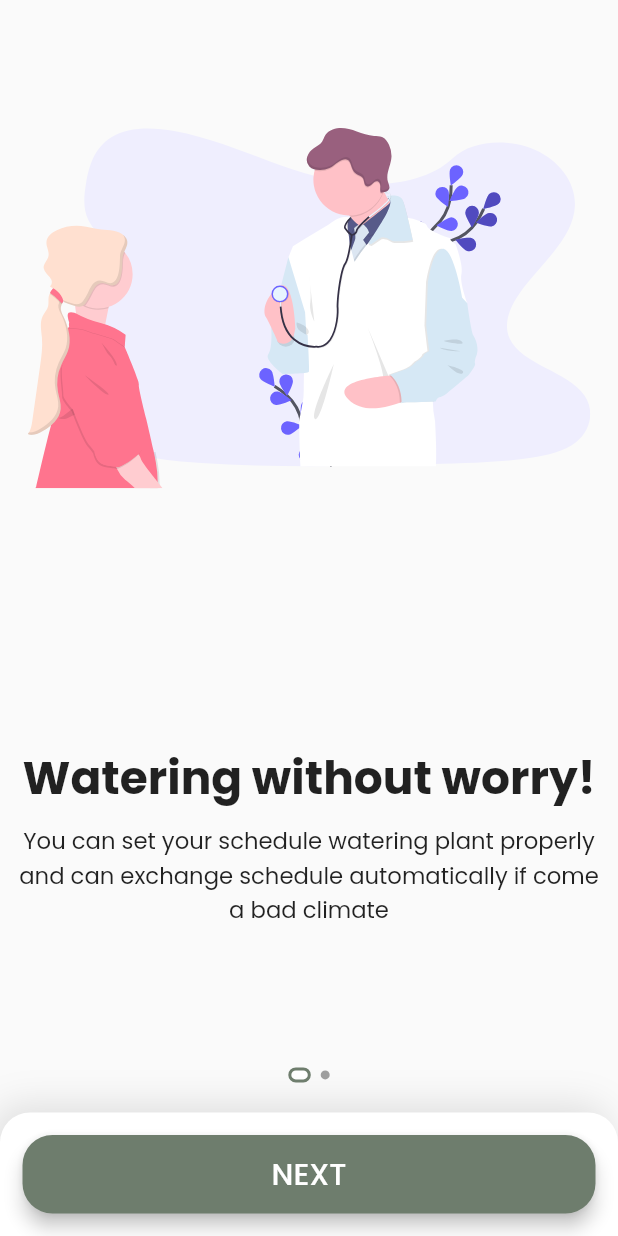
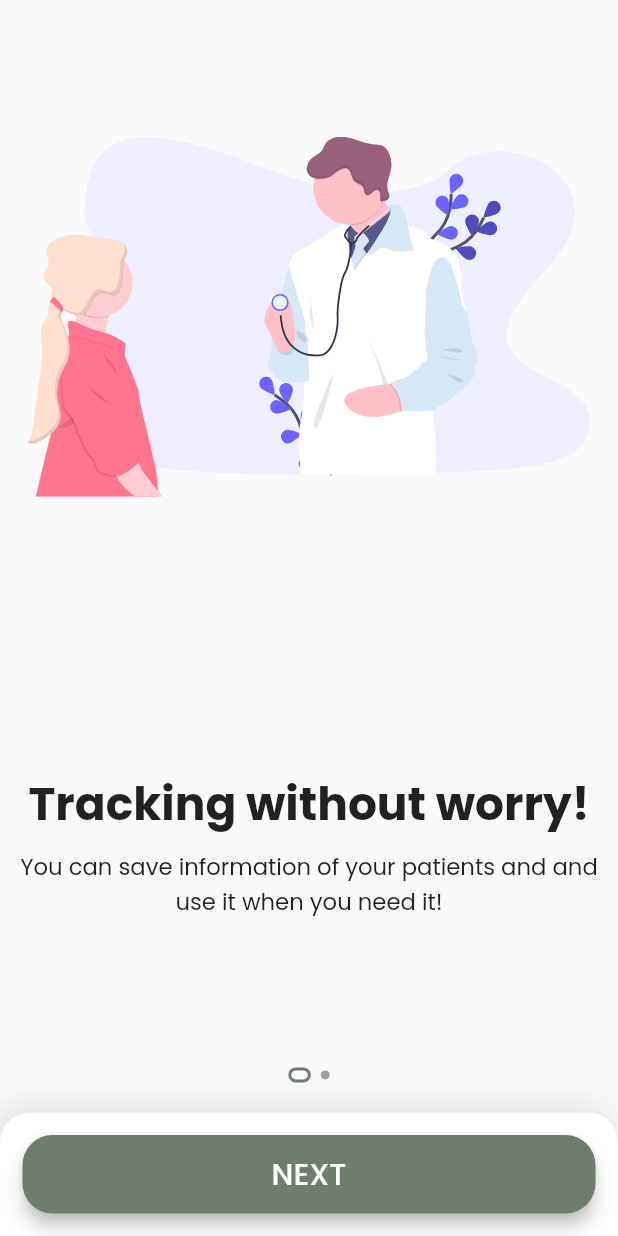
Before and after one commit to volalm15/medec, a Flutter app: the screen it shows after launch, on a phone screen of 412 x 824 dp. Run offline on Flutter 3.47's test engine with Material 2 defaults, Android fonts, the phone set to English and light mode, and no system bars; our stand-ins replace firebase_auth, firebase_core, firebase_database, flutter_local_notifications, flutter_svg, font_awesome_flutter and 3 more; missing offline and left inert: android_intent; accounts and stored records are empty; generated files the repository leaves out were written again.

Commit message:
Nearly finished app release

```diff
--- a/lib/constants.dart
+++ b/lib/constants.dart
@@ -7,15 +7,12 @@ class Constants {
   static const String OPEN_SANS = "OpenSans";
   static const String SKIP = "Skip";
   static const String NEXT = "Next";
-  static const String SLIDER_HEADING_1 = "Watering without worry!";
-  static const String SLIDER_HEADING_2 = "Get Information About Your Plants!";
-  static const String SLIDER_HEADING_3 = "Build & Share with Community";
+  static const String SLIDER_HEADING_1 = "Tracking without worry!";
+  static const String SLIDER_HEADING_2 = "Get Information About Your Patients!";
+  static const String SLIDER_DESC_2 =
+      "All in one view! Get your patient data directly in 1 single view";
   static const String SLIDER_DESC_1 =
-      "You can set your schedule watering plant properly and can exchange schedule automatically if come a bad climate";
-  static const String SLIDER_DESC_2 =
-      "You can scan information of your plant or a pest that harm your plant and get information how to take care that problems.";
-  static const String SLIDER_DESC_3 =
-      "You can create group or community of your garden or community in your city. And you can also trade, lend, buy, or share any goods with other people";
+      "You can save information of your patients and and use it when you need it!";
 }
 
 const stateSuccess = Color(0xFF7be495);
--- a/lib/login/util/login_util.dart
+++ b/lib/login/util/login_util.dart
@@ -1,6 +1,7 @@
 import 'package:firebase_auth/firebase_auth.dart';
 import 'package:flutter/material.dart';
 import 'package:medec/confirmMail/confirmMail.dart';
+import 'package:medec/pages/pin/pin_detection.dart';
 
 import '../../constants.dart';
 
@@ -30,6 +31,10 @@ signInWithEmailAndPassword(String email, String password,
         ),
       ));
     }
+    Navigator.pushReplacement(
+      context,
+      MaterialPageRoute(builder: (context) => PinDetection()),
+    );
   } catch (e) {
     scaffoldState.currentState.showSnackBar(SnackBar(
       content: Text(e.toString()),
--- a/lib/main.dart
+++ b/lib/main.dart
@@ -54,13 +54,16 @@ class MyApp extends StatelessWidget {
         home: _firstUse
             ? Onboarding()
             : StreamBuilder<User>(
-                stream: FirebaseAuth.instance.authStateChanges(),
+                initialData: null,
+                stream: FirebaseAuth.instance.userChanges(),
                 builder: (BuildContext context, AsyncSnapshot<User> snapshot) {
                   switch (snapshot.connectionState) {
                     case ConnectionState.active:
                       {
                         User user = snapshot.data;
-                        if (user == null || !user.emailVerified) return Login();
+                        if (user == null || !user.emailVerified) {
+                          return Login();
+                        }
                         return PinDetection();
                       }
 
--- a/lib/pages/pin/pin_detection.dart
+++ b/lib/pages/pin/pin_detection.dart
@@ -46,7 +46,7 @@ class _PinDetectionState extends State<PinDetection> {
               padding: const EdgeInsets.symmetric(vertical: defaultPadding),
               child: Text(
                 'PIN Verification',
-                style: TextStyle(fontWeight: FontWeight.w300, fontSize: 25),
+                style: TextStyle(fontWeight: FontWeight.w300, fontSize: 20),
                 textAlign: TextAlign.center,
               ),
             ),
@@ -80,6 +80,7 @@ class _PinDetectionState extends State<PinDetection> {
                       .then((value) {
                     String pin = value.value.toString();
                     if (v == pin) {
+                      Navigator.of(context).popUntil((route) => route.isFirst);
                       Navigator.pushReplacement(
                         context,
                         MaterialPageRoute(builder: (context) => Home()),
```
Also changed, not shown: lib/pages/dashboard/components/home_header.dart (+8 -7 lines), 6 other files.
